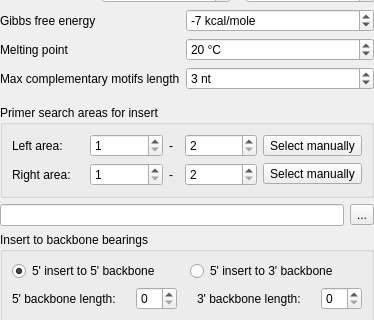
Qt form src/plugins/pcr_primer_design_for_dna_assembly/src/PCRPrimerDesignForDNAAssemblyOPWidget.ui (ugeneunipro/ugene) before a commit; both pictures show x 0 to 374 and y 581 to 901 of the 374 by 1147 pixel window.
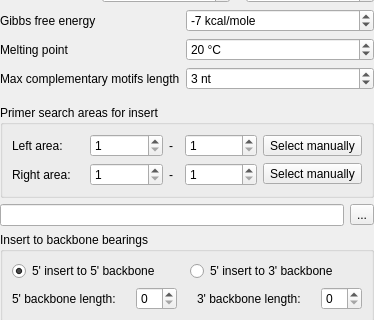
The same form after that commit. Custom widgets are drawn as their Qt base class.

Diff of the .ui file:
```diff
--- a/src/plugins/pcr_primer_design_for_dna_assembly/src/PCRPrimerDesignForDNAAssemblyOPWidget.ui
+++ b/src/plugins/pcr_primer_design_for_dna_assembly/src/PCRPrimerDesignForDNAAssemblyOPWidget.ui
@@ -740,7 +740,7 @@
               <item>
                <widget class="QSpinBox" name="sbLeftAreaEnd">
                 <property name="minimum">
-                 <number>2</number>
+                 <number>1</number>
                 </property>
                 <property name="maximum">
                  <number>999999999</number>
@@ -750,7 +750,7 @@
               <item>
                <widget class="QSpinBox" name="sbRightAreaEnd">
                 <property name="minimum">
-                 <number>2</number>
+                 <number>1</number>
                 </property>
                 <property name="maximum">
                  <number>999999999</number>
```
